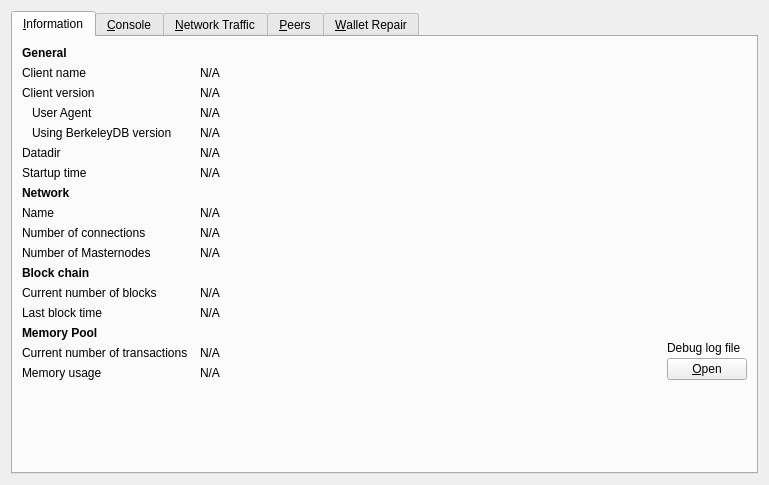
Old version of the form src/qt/forms/debugwindow.ui in the repository GetAywa/AywaCore.
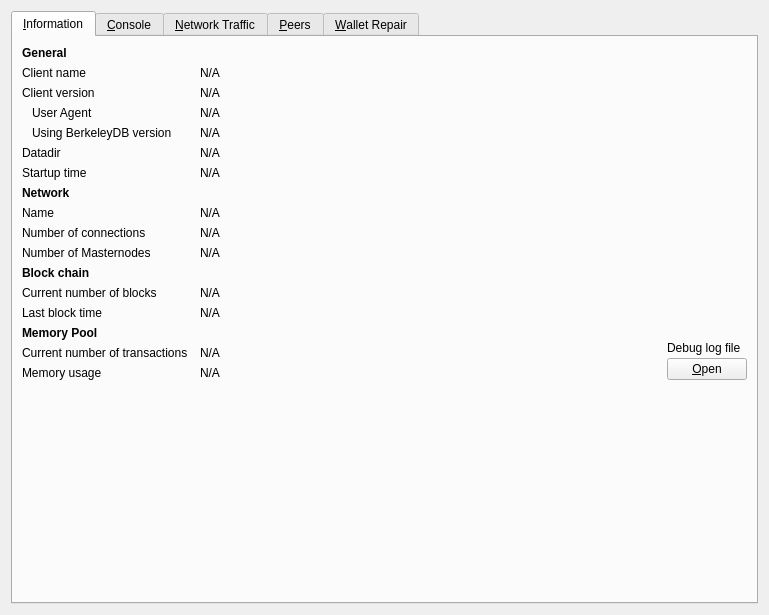
New version of the form. Icons and pictures are not drawn. Custom widgets are drawn as their Qt base class.

Commit message: Proposal interface improvements

```diff
--- a/src/qt/forms/debugwindow.ui
+++ b/src/qt/forms/debugwindow.ui
@@ -7,7 +7,7 @@
     <x>0</x>
     <y>0</y>
     <width>769</width>
-    <height>485</height>
+    <height>615</height>
    </rect>
   </property>
   <property name="windowTitle">
```
Left out of the diff: 18 changed lines with no effect on the pictures. Lines whose indentation alone changed are shown as unchanged. The commit also changes 4 other files.
